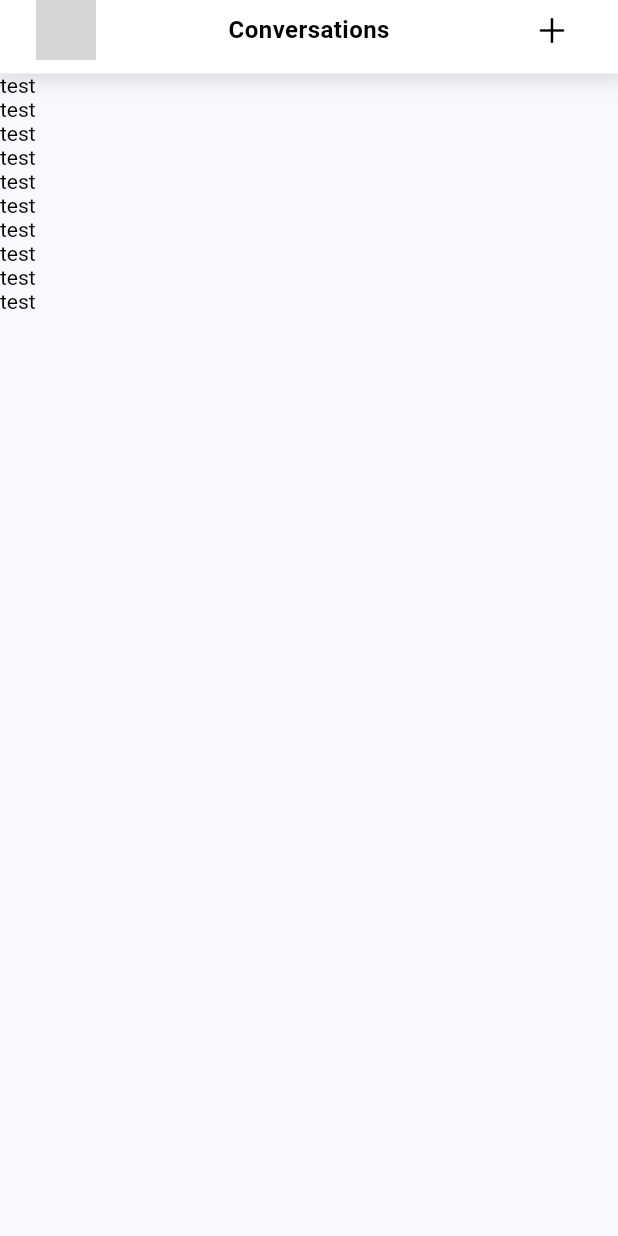
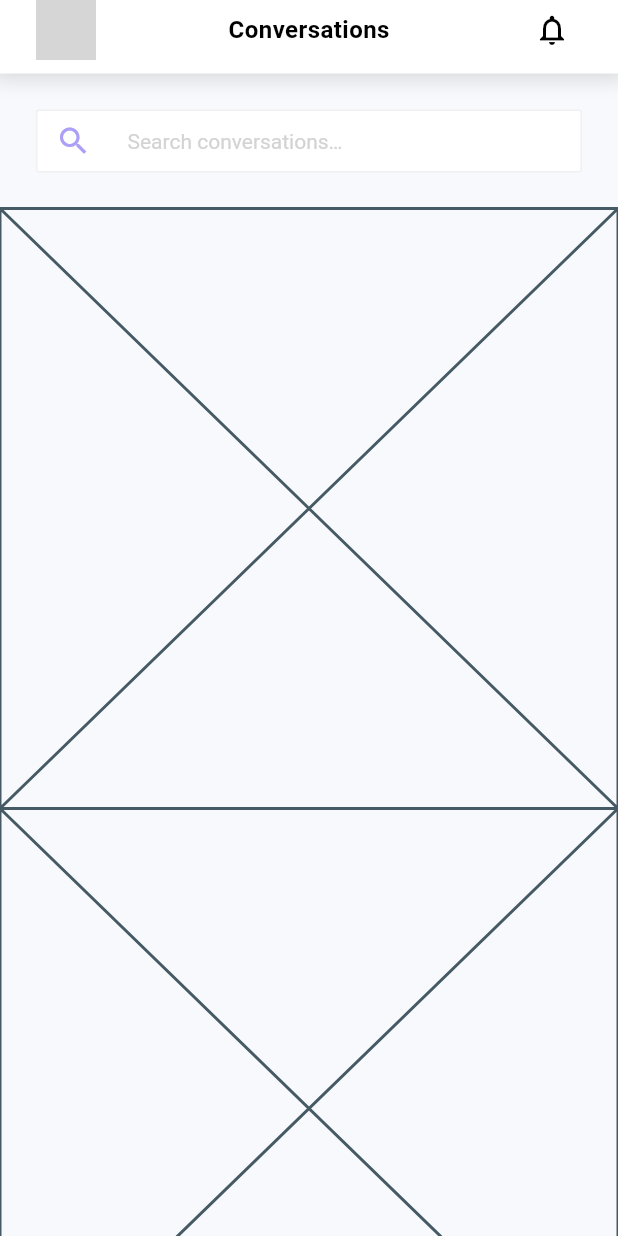
Before and after one commit to ghivert/feely-flutter, a Flutter app: the screen it shows after launch, on a phone screen of 412 x 824 dp. Run offline on Flutter 3.47's test engine with Material 2 defaults, Android fonts, the phone set to English and light mode, and no system bars; our stand-ins replace faker; network calls fail; grey boxes are pictures that could not be loaded.

Commit message:
:lipstick: Made SearchBar

```diff
--- /dev/null
+++ b/lib/body.dart
@@ -0,0 +1,51 @@
+import 'package:flutter/material.dart';
+import './components/search_bar.dart';
+
+class Message extends StatelessWidget {
+  final index;
+
+  Message({Key key, this.index}) : super(key: key);
+
+  @override
+  Widget build(BuildContext context) {
+    return Container(
+      child: Text(
+        'test $index',
+        style: TextStyle(color: Colors.black),
+      ),
+    );
+  }
+}
+
+class Body extends StatefulWidget {
+  @override
+  _BodyState createState() => _BodyState();
+}
+
+class _BodyState extends State<Body> {
+  String content = '';
+
+  void _searchBarSubmitted(value) {
+    debugPrint(value);
+    setState(() {
+      content = value;
+    });
+  }
+
+  Widget _itemBuilder(context, index) {
+    return index == 0
+      ? SearchBar(onSubmitted: _searchBarSubmitted)
+      : Placeholder();
+  }
+
+  @override
+  Widget build(BuildContext context) {
+    return Container(
+      child: ListView.builder(
+        padding: EdgeInsets.zero,
+        shrinkWrap: false,
+        itemBuilder: _itemBuilder,
+      ),
+    );
+  }
+}
--- /dev/null
+++ b/lib/components/search_bar.dart
@@ -0,0 +1,123 @@
+import 'package:flutter/material.dart';
+
+class SearchBar extends StatefulWidget {
+  final ValueChanged<String> onSubmitted;
+
+  SearchBar({
+    Key key,
+    this.onSubmitted,
+  });
+
+  @override
+  _SearchBarState createState() => _SearchBarState(onSubmitted: onSubmitted);
+}
+
+class _SearchIcon extends StatelessWidget {
+  @override
+  Widget build(BuildContext context) {
+    return Container(
+      child: Icon(
+        Icons.search,
+        color: Color.fromARGB(255, 171, 160, 246),
+      ),
+      padding: EdgeInsets.only(right: 12, left: 12),
+    );
+  }
+}
+
+class _TextInput extends StatefulWidget {
+  final controller;
+  final onSubmitted;
+  final placeholder;
+
+  _TextInput({
+    Key key,
+    @required this.controller,
+    this.onSubmitted,
+    this.placeholder,
+  }) : super(key: key);
+
+  @override
+  _TextInputState createState() => _TextInputState(placeholder: placeholder);
+}
+
+class _TextInputState extends State<_TextInput> {
+  String placeholder;
+  String _placeholder;
+
+  _TextInputState({placeholder}) {
+    this.placeholder = placeholder == null ? '' : placeholder;
+    this._placeholder = this.placeholder;
+  }
+
+  void updatePlaceholder(value) {
+    setState(() {
+      if (widget.controller.text == '') {
+        _placeholder = placeholder;
+      } else {
+        _placeholder = '';
+      }
+    });
+  }
+
+  @override
+  Widget build(BuildContext context) {
+    return Container(
+      padding: EdgeInsets.all(12),
+      child: Stack(
+        children: [
+          Text(
+            _placeholder,
+            style: TextStyle(
+              color: Color.fromARGB(255, 211, 211, 211)
+            ),
+          ),
+          EditableText(
+            backgroundCursorColor: Colors.black,
+            style: TextStyle(color: Colors.black87),
+            controller: widget.controller,
+            focusNode: FocusNode(),
+            cursorColor: Colors.black38,
+            onSubmitted: widget.onSubmitted,
+            onChanged: updatePlaceholder,
+          ),
+        ],
+      ),
+    );
+  }
+}
+
+class _SearchBarState extends State<SearchBar> {
+  final ValueChanged<String> onSubmitted;
+  final TextEditingController controller = TextEditingController();
+
+  _SearchBarState({this.onSubmitted});
+
+  final BoxDecoration _searchBarStyle = BoxDecoration(
+    color: Colors.white,
+    border: Border.all(color: Color.fromARGB(255, 240, 240, 242)),
+    borderRadius: BorderRadius.all(Radius.circular(2)),
+  );
+
+  @override
+  Widget build(BuildContext context) {
+    return Padding(
+      padding: EdgeInsets.all(24),
+      child: Container(
+        decoration: _searchBarStyle,
+        child: Row(
+          children: [
+            _SearchIcon(),
+            Expanded(
+              child: _TextInput(
+                controller: controller,
+                onSubmitted: onSubmitted,
+                placeholder: 'Search conversations…',
+              ),
+            ),
+          ],
+        ),
+      ),
+    );
+  }
+}
--- a/lib/main.dart
+++ b/lib/main.dart
@@ -1,6 +1,7 @@
 import 'package:flutter/material.dart';
 import 'package:flutter/rendering.dart';
 import './navbar.dart';
+import './body.dart';
 import './elements.dart' as Elements;
 import './styles.dart' as Styles;
 
@@ -21,34 +22,12 @@ class App extends StatelessWidget {
           crossAxisAlignment: CrossAxisAlignment.start,
           children: [
             Navbar(),
-            MessageList(),
+            Expanded(
+              child: Body(),
+            )
           ],
         ),
       ),
     );
   }
 }
-
-class SearchBar extends StatelessWidget {
-  @override
-  Widget build(BuildContext context) {
-    return Container(
-      child: Text('test', style: TextStyle(color: Colors.black))
-    );
-  }
-}
-
-class MessageList extends StatelessWidget {
-  @override
-  Widget build(BuildContext context) {
-    return Expanded(
-      child: Container(
-        child: ListView(
-          padding: EdgeInsets.zero,
-          shrinkWrap: false,
-          children: List(10).map((_) => SearchBar()).toList(),
-        ),
-      ),
-    );
-  }
-}
--- a/lib/navbar.dart
+++ b/lib/navbar.dart
@@ -33,14 +33,14 @@ class ProfilePicture extends StatelessWidget {
   }
 }
 
-class HomeButton extends StatelessWidget {
+class NotificationButton extends StatelessWidget {
   @override
   Widget build(BuildContext context) {
     return Container(
       height: radius,
       width: radius,
       child: Center(
-        child: Icon(CupertinoIcons.add),
+        child: Icon(Icons.notifications_none),
       ),
     );
   }
@@ -72,7 +72,7 @@ class Navbar extends StatelessWidget {
         Container(
           padding: EdgeInsets.fromLTRB(24, 0, 24, 9),
           child: child,
-        )
+        ),
       ),
     );
   }
@@ -84,7 +84,7 @@ class Navbar extends StatelessWidget {
         children: [
           ProfilePicture(),
           Title(value: CONVERSATIONS),
-          HomeButton(),
+          NotificationButton(),
         ],
       ),
     );
```
